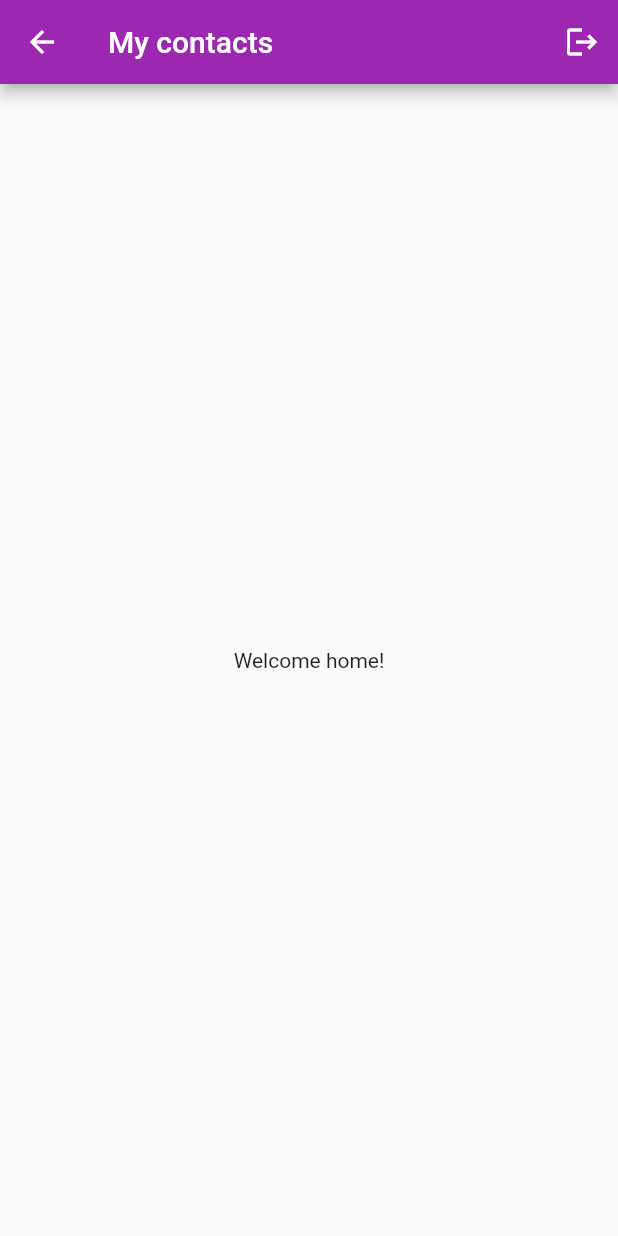
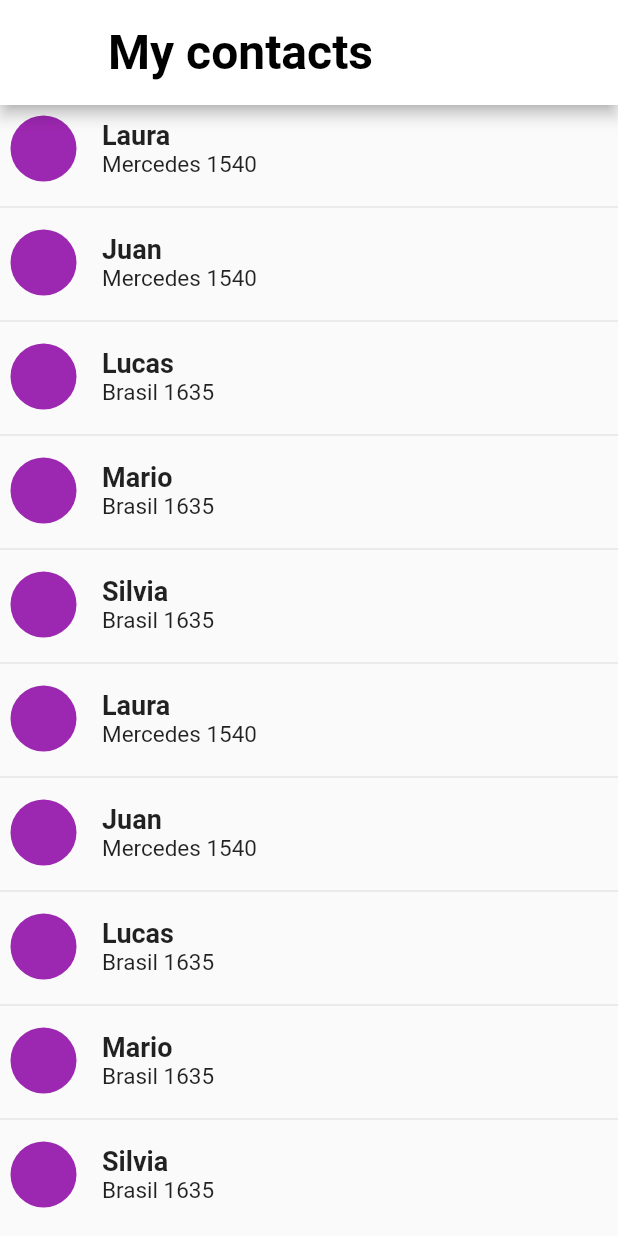
Before and after one commit to JuanNitram/contacts_app_flutter, a Flutter app: the HomeScreen screen opened directly, on a phone screen of 412 x 824 dp. Run offline on Flutter 3.47's test engine with Material 2 defaults, Android fonts, the phone set to English and light mode, and no system bars; our stand-ins replace sqflite; accounts and stored records are empty.

Commit message:
Update home screen

```diff
--- /dev/null
+++ b/lib/models/contact.dart
@@ -0,0 +1,22 @@
+class Contact {
+  final String name;
+  final String address;
+
+  Contact({this.name, this.address});
+
+  factory Contact.fromJson(Map<String, dynamic> json) {
+    return Contact(
+      name: json['name'],
+      address: json['address'],
+    );
+  }
+
+  Map<String, dynamic> toMap() {
+    var map = new Map<String, dynamic>();
+
+    map["name"] = name;
+    map["address"] = address;
+
+    return map;
+  }
+}
--- a/lib/screens/home/home_screen.dart
+++ b/lib/screens/home/home_screen.dart
@@ -1,6 +1,7 @@
 import 'package:flutter/material.dart';
 import 'package:flutter_login/auth.dart';
 import 'package:flutter_login/data/database_helper.dart';
+import 'package:flutter_login/models/contact.dart';
 
 class HomeScreen extends StatefulWidget {
   @override
@@ -12,6 +13,19 @@ class HomeScreen extends StatefulWidget {
 class HomeScreenState extends State<HomeScreen> implements AuthStateListener {
   BuildContext _ctx;
 
+  List<Contact> entries = <Contact>[
+    new Contact.fromJson({"name": "Laura", "address": "Mercedes 1540"}),
+    new Contact.fromJson({"name": "Juan", "address": "Mercedes 1540"}),
+    new Contact.fromJson({"name": "Lucas", "address": "Brasil 1635"}),
+    new Contact.fromJson({"name": "Mario", "address": "Brasil 1635"}),
+    new Contact.fromJson({"name": "Silvia", "address": "Brasil 1635"}),
+    new Contact.fromJson({"name": "Laura", "address": "Mercedes 1540"}),
+    new Contact.fromJson({"name": "Juan", "address": "Mercedes 1540"}),
+    new Contact.fromJson({"name": "Lucas", "address": "Brasil 1635"}),
+    new Contact.fromJson({"name": "Mario", "address": "Brasil 1635"}),
+    new Contact.fromJson({"name": "Silvia", "address": "Brasil 1635"}),
+  ];
+
   HomeScreenState() {
     var authStateProvider = new AuthStateProvider();
     authStateProvider.subscribe(this);
@@ -20,9 +34,19 @@ class HomeScreenState extends State<HomeScreen> implements AuthStateListener {
   @override
   Widget build(BuildContext context) {
     _ctx = context;
-    return new Scaffold(
-      appBar: new AppBar(
-        title: new Text("My contacts"),
+    return Scaffold(
+      appBar: AppBar(
+        title: Container(
+            margin: EdgeInsets.fromLTRB(0, 10, 0, 10),
+            child: Text("My contacts",
+                style: TextStyle(
+                    fontSize: 32,
+                    fontWeight: FontWeight.bold,
+                    color: Colors.black))),
+        backgroundColor: Colors.white,
+        // bottomOpacity: 0.0,
+        // elevation: 0.0,
+        toolbarHeight: 70,
         actions: <Widget>[
           IconButton(
             icon: Icon(Icons.logout),
@@ -33,8 +57,48 @@ class HomeScreenState extends State<HomeScreen> implements AuthStateListener {
           )
         ],
       ),
-      body: new Center(
-        child: new Text("Welcome home!"),
+      body: Container(
+        child: ListView.separated(
+            itemBuilder: (BuildContext context, int index) {
+              return Container(
+                  height: 50,
+                  color: null,
+                  margin: const EdgeInsets.all(5),
+                  child: Column(
+                    children: <Widget>[
+                      Row(
+                        children: [
+                          Padding(
+                              padding: const EdgeInsets.all(2.0),
+                              child: CircleAvatar(
+                                backgroundColor: Colors.purple,
+                                radius: 22,
+                              )),
+                          Padding(
+                              padding: const EdgeInsets.fromLTRB(15, 0, 0, 0),
+                              child: Column(
+                                crossAxisAlignment: CrossAxisAlignment.start,
+                                children: <Widget>[
+                                  Text(
+                                    "${entries[index].name}",
+                                    style: new TextStyle(
+                                        fontSize: 18,
+                                        fontWeight: FontWeight.bold),
+                                  ),
+                                  Text(
+                                    "${entries[index].address}",
+                                    style: new TextStyle(fontSize: 15),
+                                  ),
+                                ],
+                              ))
+                        ],
+                      )
+                    ],
+                  ));
+            },
+            separatorBuilder: (BuildContext context, int index) =>
+                const Divider(),
+            itemCount: entries.length),
       ),
     );
   }
```
